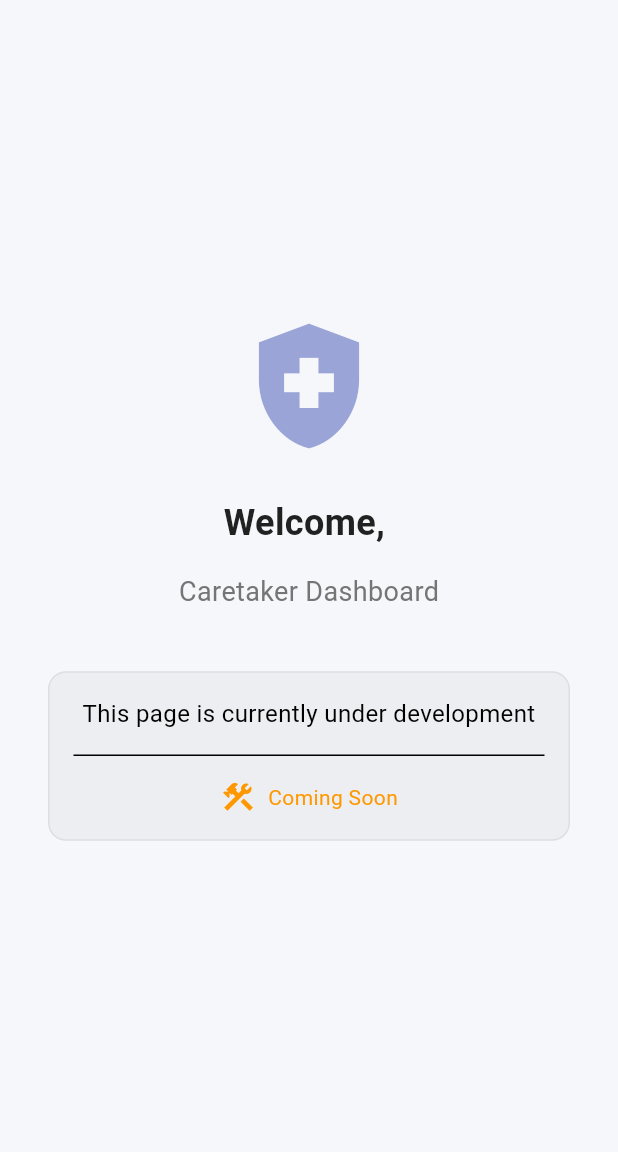
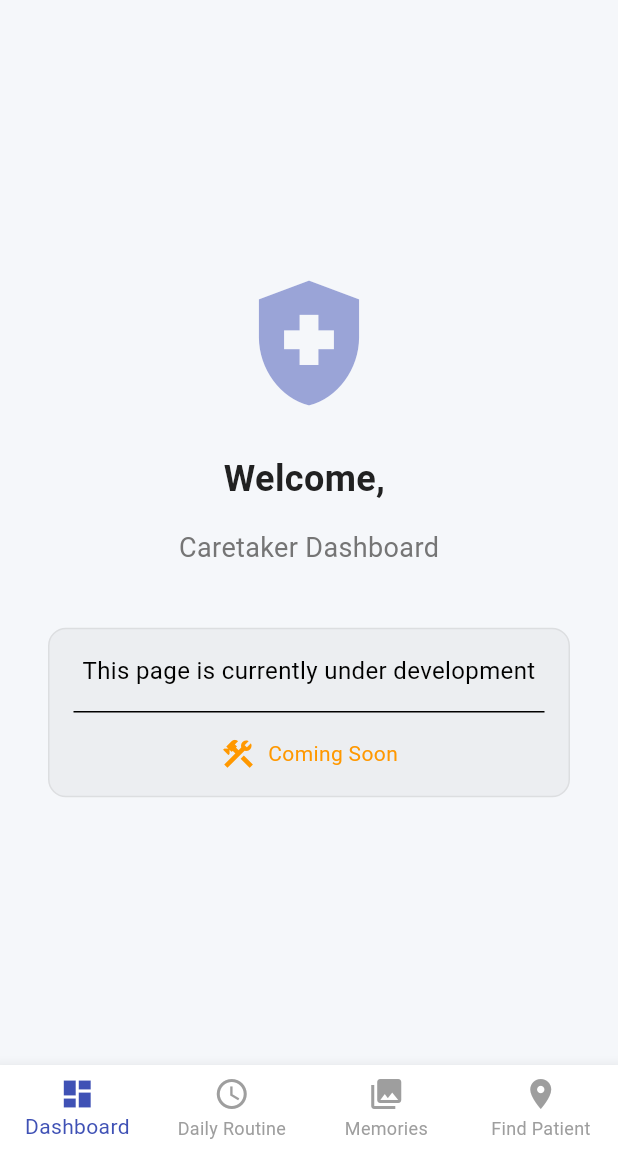
Before and after one commit to sanjaysagar12/memory_assistant, a Flutter app: the CaretakerScreen screen opened directly with empty values, on a phone screen of 412 x 824 dp, the part 84-1236 px from its top. Run offline on Flutter 3.47's test engine with Material 3 defaults, Android fonts, the phone set to English and light mode, and no system bars; our stand-ins replace geolocator, google_maps_flutter, speech_to_text.

```diff
--- a/lib/screens/caretaker_screen.dart
+++ b/lib/screens/caretaker_screen.dart
@@ -1,31 +1,44 @@
 import 'package:flutter/material.dart';
 import '../theme/app_theme.dart';
 import 'login_screen.dart';
+import '../components/daily_routine/caretaker_daily_routine_component.dart';
+import '../components/memories/caretaker_memories_grid.dart';
+import '../components/patient_location.dart';
 
-class CaretakerScreen extends StatelessWidget {
+class CaretakerScreen extends StatefulWidget {
   final String username;
 
   const CaretakerScreen({Key? key, required this.username}) : super(key: key);
 
   @override
-  Widget build(BuildContext context) {
-    return Scaffold(
-      appBar: AppBar(
-        title: Text('Caretaker Dashboard'),
-        actions: [
-          IconButton(
-            icon: Icon(Icons.exit_to_app),
-            onPressed: () {
-              // Log out - return to login screen
-              Navigator.pushReplacement(
-                context,
-                MaterialPageRoute(builder: (context) => LoginScreen()),
-              );
-            },
-          ),
-        ],
-      ),
-      body: Center(
+  _CaretakerScreenState createState() => _CaretakerScreenState();
+}
+
+class _CaretakerScreenState extends State<CaretakerScreen> {
+  int _selectedIndex = 0;
+
+  // List of widgets to be shown when tabs are selected
+  late List<Widget> _widgetOptions;
+
+  @override
+  void initState() {
+    super.initState();
+    _widgetOptions = [
+      _buildDashboardContent(),
+      const DailyRoutineComponent(),
+      const MemoriesGrid(),
+      const PatientLocationComponent(),
+    ];
+  }
+
+  void _onItemTapped(int index) {
+    setState(() {
+      _selectedIndex = index;
+    });
+  }
+
+  Widget _buildDashboardContent() {
+    return Center(
       child: Column(
         mainAxisAlignment: MainAxisAlignment.center,
         children: [
@@ -36,7 +49,7 @@ class CaretakerScreen extends StatelessWidget {
           ),
           SizedBox(height: 24),
           Text(
-              'Welcome, $username',
+            'Welcome, ${widget.username}',
             style: TextStyle(
               fontSize: 24,
               fontWeight: FontWeight.bold,
@@ -84,6 +97,51 @@ class CaretakerScreen extends StatelessWidget {
           ),
         ],
       ),
+    );
+  }
+
+  @override
+  Widget build(BuildContext context) {
+    return Scaffold(
+      appBar: AppBar(
+        title: Text('Caretaker Dashboard'),
+        actions: [
+          IconButton(
+            icon: Icon(Icons.exit_to_app),
+            onPressed: () {
+              // Log out - return to login screen
+              Navigator.pushReplacement(
+                context,
+                MaterialPageRoute(builder: (context) => LoginScreen()),
+              );
+            },
+          ),
+        ],
+      ),
+      body: _widgetOptions.elementAt(_selectedIndex),
+      bottomNavigationBar: BottomNavigationBar(
+        type: BottomNavigationBarType.fixed,
+        items: const <BottomNavigationBarItem>[
+          BottomNavigationBarItem(
+            icon: Icon(Icons.dashboard),
+            label: 'Dashboard',
+          ),
+          BottomNavigationBarItem(
+            icon: Icon(Icons.schedule),
+            label: 'Daily Routine',
+          ),
+          BottomNavigationBarItem(
+            icon: Icon(Icons.photo_library),
+            label: 'Memories',
+          ),
+          BottomNavigationBarItem(
+            icon: Icon(Icons.location_on),
+            label: 'Find Patient',
+          ),
+        ],
+        currentIndex: _selectedIndex,
+        selectedItemColor: AppTheme.primaryColor,
+        onTap: _onItemTapped,
       ),
     );
   }
```
Also changed, not shown: lib/components/daily_routine/caretaker_daily_routine_component.dart (added, +81 -0 lines), lib/components/memories/caretaker_memories_grid.dart (added, +115 -0 lines), lib/components/patient_location.dart (added, +132 -0 lines). Lines whose indentation alone changed are shown as unchanged.
